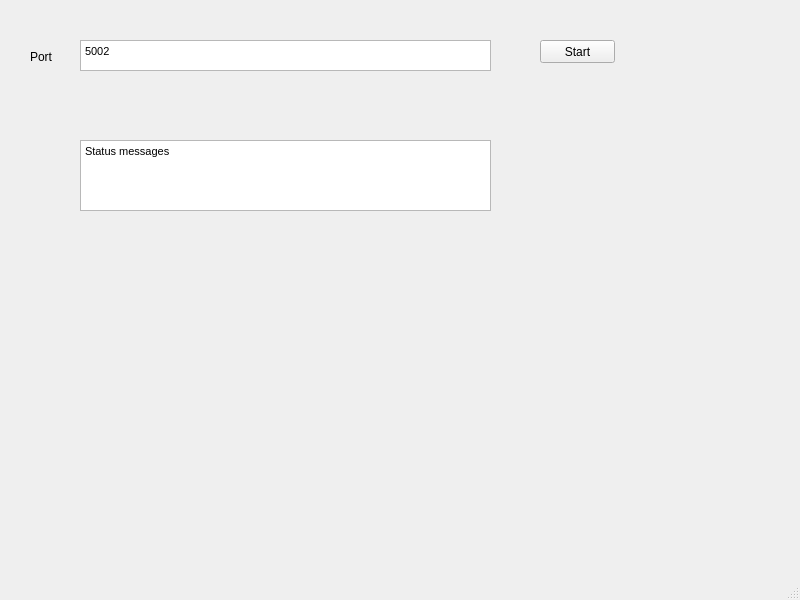
The window that mainwindow.ui (holevi96/itk.io) describes before a commit, drawn with Qt 5.
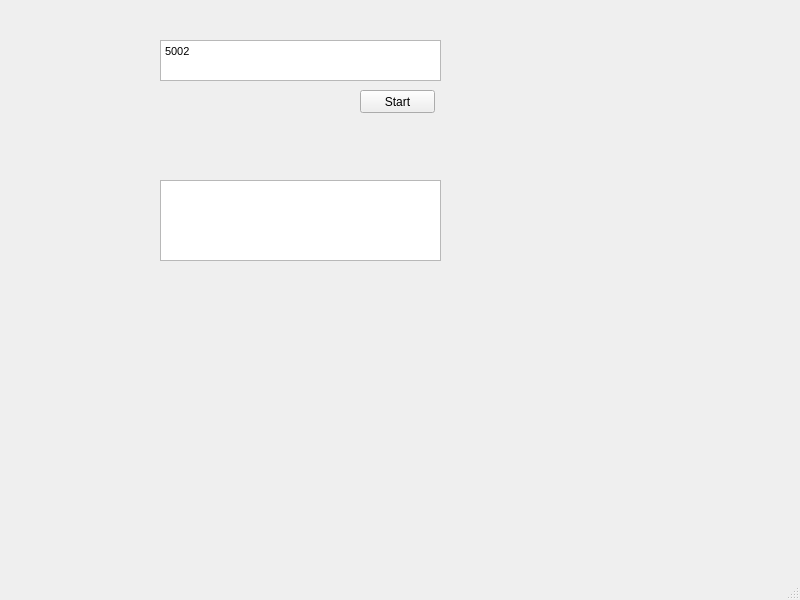
The same window after the commit.

What changed in the file:
```diff
--- a/mainwindow.ui
+++ b/mainwindow.ui
@@ -17,10 +17,10 @@
    <widget class="QTextEdit" name="textEditPort">
     <property name="geometry">
      <rect>
-      <x>80</x>
+      <x>160</x>
       <y>40</y>
-      <width>411</width>
-      <height>31</height>
+      <width>281</width>
+      <height>41</height>
      </rect>
     </property>
     <property name="html">
@@ -31,24 +31,11 @@
 &lt;p style=&quot; margin-top:0px; margin-bottom:0px; margin-left:0px; margin-right:0px; -qt-block-indent:0; text-indent:0px;&quot;&gt;&lt;span style=&quot; font-family:'MS Shell Dlg 2';&quot;&gt;5002&lt;/span&gt;&lt;/p&gt;&lt;/body&gt;&lt;/html&gt;</string>
     </property>
    </widget>
-   <widget class="QLabel" name="label">
-    <property name="geometry">
-     <rect>
-      <x>30</x>
-      <y>50</y>
-      <width>47</width>
-      <height>13</height>
-     </rect>
-    </property>
-    <property name="text">
-     <string>Port</string>
-    </property>
-   </widget>
    <widget class="QPushButton" name="pushButtonStart">
     <property name="geometry">
      <rect>
-      <x>540</x>
-      <y>40</y>
+      <x>360</x>
+      <y>90</y>
       <width>75</width>
       <height>23</height>
      </rect>
@@ -60,20 +47,12 @@
    <widget class="QTextEdit" name="textEditStatus">
     <property name="geometry">
      <rect>
-      <x>80</x>
-      <y>140</y>
-      <width>411</width>
-      <height>71</height>
+      <x>160</x>
+      <y>180</y>
+      <width>281</width>
+      <height>81</height>
      </rect>
     </property>
-    <property name="html">
-     <string>&lt;!DOCTYPE HTML PUBLIC &quot;-//W3C//DTD HTML 4.0//EN&quot; &quot;http://www.w3.org/TR/REC-html40/strict.dtd&quot;&gt;
-&lt;html&gt;&lt;head&gt;&lt;meta name=&quot;qrichtext&quot; content=&quot;1&quot; /&gt;&lt;style type=&quot;text/css&quot;&gt;
-p, li { white-space: pre-wrap; }
-&lt;/style&gt;&lt;/head&gt;&lt;body style=&quot; font-family:'MS Shell Dlg 2'; font-size:8.25pt; font-weight:400; font-style:normal;&quot;&gt;
-&lt;p style=&quot; margin-top:0px; margin-bottom:0px; margin-left:0px; margin-right:0px; -qt-block-indent:0; text-indent:0px;&quot;&gt;&lt;span style=&quot; font-family:'MS Shell Dlg 2';&quot;&gt;Status messages&lt;/span&gt;&lt;/p&gt;
-&lt;p style=&quot;-qt-paragraph-type:empty; margin-top:0px; margin-bottom:0px; margin-left:0px; margin-right:0px; -qt-block-indent:0; text-indent:0px; font-family:'MS Shell Dlg 2';&quot;&gt;&lt;br /&gt;&lt;/p&gt;&lt;/body&gt;&lt;/html&gt;</string>
-    </property>
    </widget>
   </widget>
   <widget class="QMenuBar" name="menubar">
```
